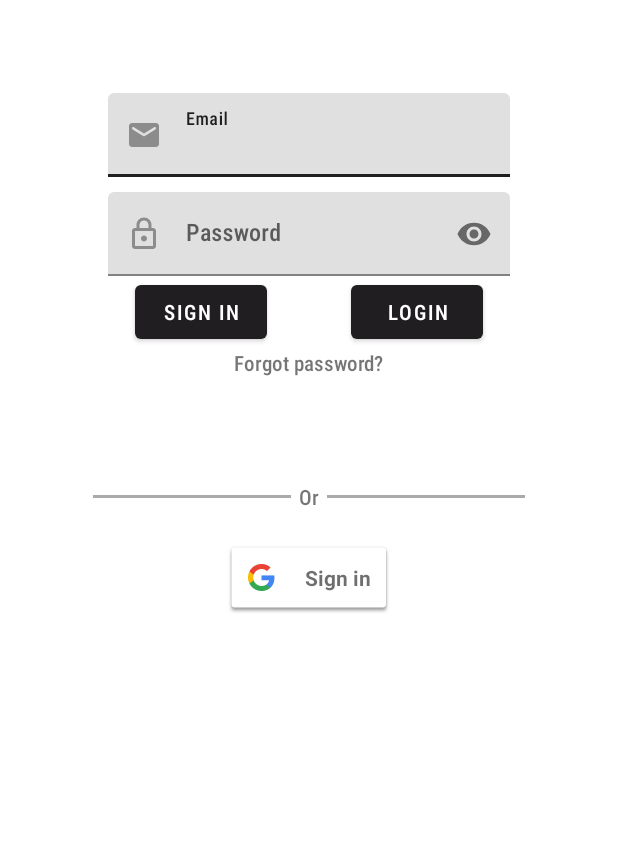
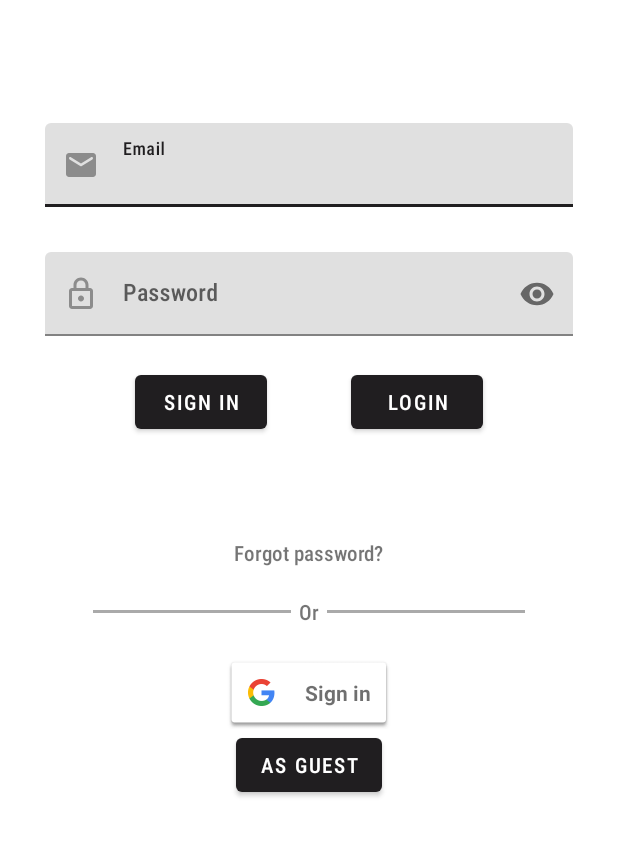
Before and after one commit to BotondProhaszka/VoteR, an Android app: the screen it shows after launch (LoginActivity), on a phone screen of 412 x 824 dp, the part 279-1136 px from its top. Run offline under Robolectric (Android 15) with nearby library versions, the phone set to English and light mode, and no system bars; our stand-ins replace Firebase (no records; nobody signed in at launch, a user with empty details on screens opened directly).

Commit message:
Login done

```diff
--- a/app/src/main/java/hu/bme/aut/voter/activities/LoginActivity.kt
+++ b/app/src/main/java/hu/bme/aut/voter/activities/LoginActivity.kt
@@ -19,6 +19,7 @@ import hu.bme.aut.voter.R
 import hu.bme.aut.voter.databinding.ActivityLoginBinding
 import hu.bme.aut.voter.dialog.LoginAsGuestDialog
 import hu.bme.aut.voter.model.EmailUser
+import hu.bme.aut.voter.model.GoogleUser
 
 
 class LoginActivity : AppCompatActivity() {
@@ -35,20 +36,8 @@ class LoginActivity : AppCompatActivity() {
         super.onCreate(savedInstanceState)
         binding = ActivityLoginBinding.inflate(layoutInflater)
         setContentView(binding.root)
-
-        auth = Firebase.auth
-        val gso = GoogleSignInOptions.Builder(GoogleSignInOptions.DEFAULT_SIGN_IN)
-            .requestEmail()
-            .build()
-
-        mGoogleSignInClient = GoogleSignIn.getClient(this, gso)
-
-        binding.btnGoogleLogin.setOnClickListener { googleSignIn() }
-        binding.btnLogInGuest.setOnClickListener { loginAsGuest() }
-        binding.btnRegister.setOnClickListener { registerEmail() }
-        binding.btnLogin.setOnClickListener { emailLogin() }
-        binding.tvForgotPassword.setOnClickListener { forgotPassword() }
-
+        initLoginServices()
+        initButtons()
     }
 
     override fun onStart() {
@@ -62,8 +51,6 @@ class LoginActivity : AppCompatActivity() {
         if (emailAccount != null) {
             emailLoginSuccess(emailAccount)
         }
-
-
     }
 
     override fun onActivityResult(requestCode: Int, resultCode: Int, data: Intent?) {
@@ -73,6 +60,28 @@ class LoginActivity : AppCompatActivity() {
             val task: Task<GoogleSignInAccount> = GoogleSignIn.getSignedInAccountFromIntent(data)
             googleHandleSignInResult(task)
         }
+    }
+
+    private fun initButtons() {
+        binding.btnGoogleLogin.setOnClickListener { googleSignIn() }
+        binding.btnLogInGuest.setOnClickListener { loginAsGuest() }
+        binding.btnRegister.setOnClickListener { registerEmail() }
+        binding.btnLogin.setOnClickListener { emailLogin() }
+        binding.tvForgotPassword.setOnClickListener { forgotPassword() }
+        binding.etEmail.setOnFocusChangeListener{ view, b ->
+            if(!b)
+                binding.etEmail.setText(
+                    binding.etEmail.text.toString().replace(" ", "")
+                )
+        }
+    }
+
+    private fun initLoginServices() {
+        auth = Firebase.auth
+        val gso = GoogleSignInOptions.Builder(GoogleSignInOptions.DEFAULT_SIGN_IN)
+            .requestEmail()
+            .build()
+        mGoogleSignInClient = GoogleSignIn.getClient(this, gso)
     }
 
     private fun googleHandleSignInResult(completedTask: Task<GoogleSignInAccount>) {
@@ -90,10 +99,14 @@ class LoginActivity : AppCompatActivity() {
             return
         Toast.makeText(this, "Logged in as ${currentUser.displayName}", Toast.LENGTH_SHORT).show()
         val intent = Intent(this, MainActivity::class.java)
-        intent.putExtra(MainActivity.TAG_IS_ANONYMOUS_USER, false)
-        intent.putExtra(MainActivity.TAG_DISPLAY_NAME, currentUser.displayName.toString())
-        intent.putExtra(MainActivity.TAG_EMAIL, currentUser.email.toString())
-        intent.putExtra(MainActivity.TAG_PROFILE_PIC_URL, currentUser.photoUrl.toString())
+        intent.putExtra(
+            MainActivity.TAG_USER,
+            GoogleUser(
+                currentUser.displayName.toString(),
+                currentUser.email.toString(),
+                currentUser.photoUrl.toString()
+            )
+        )
         intent.addFlags(Intent.FLAG_ACTIVITY_CLEAR_TASK or Intent.FLAG_ACTIVITY_NEW_TASK)
         startActivity(intent)
         this.finish()
@@ -103,11 +116,9 @@ class LoginActivity : AppCompatActivity() {
         if (currentUser == null)
             return
         val username = resources.getStringArray(R.array.usernames).random()
-        val user = EmailUser(username, currentUser.email.toString())
         Toast.makeText(this, "Logged in as $username", Toast.LENGTH_SHORT).show()
         val intent = Intent(this, MainActivity::class.java)
-        intent.putExtra("asd", user)
-        intent.putExtra(MainActivity.TAG_EMAIL, currentUser.email.toString())
+        intent.putExtra(MainActivity.TAG_USER, EmailUser(username, currentUser.email.toString()))
         intent.addFlags(Intent.FLAG_ACTIVITY_CLEAR_TASK or Intent.FLAG_ACTIVITY_NEW_TASK)
         startActivity(intent)
         this.finish()
@@ -118,7 +129,7 @@ class LoginActivity : AppCompatActivity() {
     }
 
     private fun registerEmail() {
-        if (checkFields())
+        if (checkEmailFields())
             onEmailUserCreated()
     }
 
@@ -150,7 +161,7 @@ class LoginActivity : AppCompatActivity() {
             }
     }
 
-    private fun checkFields(): Boolean {
+    private fun checkEmailFields(): Boolean {
         val result = binding.etEmail.text != null &&
                 binding.etPassword.text != null
         if (result)
--- a/app/src/main/java/hu/bme/aut/voter/dialog/LoginAsGuestDialog.kt
+++ b/app/src/main/java/hu/bme/aut/voter/dialog/LoginAsGuestDialog.kt
@@ -5,6 +5,7 @@ import androidx.appcompat.app.AppCompatActivity
 import android.os.Bundle
 import hu.bme.aut.voter.activities.MainActivity
 import hu.bme.aut.voter.databinding.ActivityLoginAsGuestBinding
+import hu.bme.aut.voter.model.GuestUser
 
 class LoginAsGuestDialog : AppCompatActivity() {
 
@@ -27,8 +28,7 @@ class LoginAsGuestDialog : AppCompatActivity() {
 
     private fun login(){
         val intent = Intent(this, MainActivity::class.java)
-        intent.putExtra(MainActivity.TAG_IS_ANONYMOUS_USER, true)
-        intent.putExtra(MainActivity.TAG_DISPLAY_NAME, binding.etUsername.text.toString())
+        intent.putExtra(MainActivity.TAG_USER, GuestUser(binding.etUsername.text.toString()))
         intent.addFlags(Intent.FLAG_ACTIVITY_CLEAR_TASK or Intent.FLAG_ACTIVITY_NEW_TASK)
         startActivity(intent)
         this.finish()
--- a/app/src/main/java/hu/bme/aut/voter/model/EmailUser.kt
+++ b/app/src/main/java/hu/bme/aut/voter/model/EmailUser.kt
@@ -2,6 +2,8 @@ package hu.bme.aut.voter.model
 
 import java.io.Serializable
 
-class EmailUser(displayName: String = "", val email: String = "") : User(displayName), Serializable {
+class EmailUser(displayName: String = "", private val email: String = "") : User(displayName), Serializable {
     override fun hasRightCreatePoll() = true
+    override fun getEmail(): String = email
+    override fun getPhotoUri(): String? = null
 }
--- a/app/src/main/java/hu/bme/aut/voter/model/GoogleUser.kt
+++ b/app/src/main/java/hu/bme/aut/voter/model/GoogleUser.kt
@@ -3,7 +3,9 @@ package hu.bme.aut.voter.model
 import android.net.Uri
 import java.io.Serializable
 
-class GoogleUser(displayName: String = "", val email: String = "", val picUri: String = "") : User(displayName), Serializable {
+class GoogleUser(displayName: String = "", private val email: String = "", private val picUri: String = "") : User(displayName), Serializable {
     override fun hasRightCreatePoll(): Boolean = true
+    override fun getEmail(): String = email
+    override fun getPhotoUri(): String? = picUri
 
 }
--- a/app/src/main/java/hu/bme/aut/voter/model/GuestUser.kt
+++ b/app/src/main/java/hu/bme/aut/voter/model/GuestUser.kt
@@ -2,4 +2,6 @@ package hu.bme.aut.voter.model
 
 class GuestUser(displayName: String) : User(displayName) {
     override fun hasRightCreatePoll(): Boolean = false
+    override fun getEmail(): String = ""
+    override fun getPhotoUri(): String? = null
 }
--- a/app/src/main/java/hu/bme/aut/voter/model/User.kt
+++ b/app/src/main/java/hu/bme/aut/voter/model/User.kt
@@ -1,7 +1,9 @@
 package hu.bme.aut.voter.model
 
+import hu.bme.aut.voter.interfaces.UserInterface
 import java.io.Serializable
 
-abstract class User (var displayName: String = "") : Serializable{
-    abstract fun hasRightCreatePoll(): Boolean
+abstract class User (private var displayName: String = "") : Serializable, UserInterface{
+    abstract override fun hasRightCreatePoll(): Boolean
+    override fun getDisplayName(): String = displayName
 }
--- a/app/src/main/res/layout/activity_login.xml
+++ b/app/src/main/res/layout/activity_login.xml
@@ -7,11 +7,11 @@
 
     <TextView
         android:id="@+id/tvVoter"
+        style="@style/TextAppearance.AppCompat.Title"
         android:layout_width="wrap_content"
         android:layout_height="wrap_content"
         android:layout_marginVertical="@dimen/large_vertical_margin"
         android:paddingVertical="@dimen/large_padding"
-        style="@style/TextAppearance.AppCompat.Title"
         android:text="@string/app_name"
         app:layout_constraintBottom_toTopOf="@+id/glh025"
         app:layout_constraintEnd_toStartOf="@+id/glV85"
@@ -22,12 +22,12 @@
         android:id="@+id/emailField"
         android:layout_width="0dp"
         android:layout_height="wrap_content"
-        android:layout_marginStart="10dp"
-        android:layout_marginEnd="10dp"
+        android:layout_marginHorizontal="@dimen/large_vertical_margin"
+        android:layout_marginVertical="@dimen/default_vertical_margin"
         android:hint="@string/email"
         app:endIconMode="clear_text"
-        app:layout_constraintEnd_toStartOf="@+id/glV85"
-        app:layout_constraintStart_toStartOf="@+id/glV15"
+        app:layout_constraintEnd_toEndOf="parent"
+        app:layout_constraintStart_toStartOf="parent"
         app:layout_constraintTop_toTopOf="@+id/glh025"
         app:startIconDrawable="@drawable/ic_email_24">
 
@@ -40,16 +40,17 @@
     </com.google.android.material.textfield.TextInputLayout>
 
     <com.google.android.material.textfield.TextInputLayout
-        android:layout_margin="10dp"
         android:id="@+id/passwordField"
         android:layout_width="0dp"
         android:layout_height="wrap_content"
+        android:layout_marginHorizontal="@dimen/large_horizontal_margin"
+        android:layout_marginVertical="@dimen/large_vertical_margin"
         android:hint="@string/password"
-        app:startIconDrawable="@drawable/ic_lock_24"
         app:endIconMode="password_toggle"
-        app:layout_constraintEnd_toStartOf="@+id/glV85"
-        app:layout_constraintStart_toStartOf="@+id/glV15"
-        app:layout_constraintTop_toBottomOf="@+id/emailField">
+        app:layout_constraintEnd_toEndOf="parent"
+        app:layout_constraintStart_toStartOf="parent"
+        app:layout_constraintTop_toBottomOf="@+id/emailField"
+        app:startIconDrawable="@drawable/ic_lock_24">
 
         <com.google.android.material.textfield.TextInputEditText
             android:id="@+id/etPassword"
@@ -73,9 +74,8 @@
         android:layout_width="wrap_content"
         android:layout_height="wrap_content"
         android:text="@string/as_guest"
-        app:layout_constraintBottom_toTopOf="@+id/glH6"
-        app:layout_constraintEnd_toEndOf="parent"
-        app:layout_constraintStart_toStartOf="parent"
+        app:layout_constraintEnd_toStartOf="@+id/glV85"
+        app:layout_constraintStart_toStartOf="@+id/glV15"
         app:layout_constraintTop_toBottomOf="@+id/btnGoogleLogin" />
 
 
@@ -84,10 +84,10 @@
         android:layout_height="2dp"
         android:layout_marginEnd="5dp"
         android:background="@android:color/darker_gray"
-        app:layout_constraintBottom_toTopOf="@+id/glH6"
+        app:layout_constraintBottom_toTopOf="@+id/glH7"
         app:layout_constraintEnd_toStartOf="@+id/tvOr"
         app:layout_constraintStart_toStartOf="@+id/glV15"
-        app:layout_constraintTop_toTopOf="@+id/glH6" />
+        app:layout_constraintTop_toTopOf="@+id/glH7" />
 
 
     <TextView
@@ -97,10 +97,10 @@
         android:layout_margin="20dp"
         android:paddingVertical="@dimen/large_padding"
         android:text="@string/or"
-        app:layout_constraintBottom_toBottomOf="@id/glH6"
+        app:layout_constraintBottom_toBottomOf="@id/glH7"
         app:layout_constraintEnd_toEndOf="@id/glV5"
         app:layout_constraintStart_toEndOf="@id/glV5"
-        app:layout_constraintTop_toTopOf="@id/glH6" />
+        app:layout_constraintTop_toTopOf="@id/glH7" />
 
     <View
         android:id="@+id/view"
@@ -108,10 +108,10 @@
         android:layout_height="2dp"
         android:layout_marginStart="5dp"
         android:background="@android:color/darker_gray"
-        app:layout_constraintBottom_toTopOf="@+id/glH6"
+        app:layout_constraintBottom_toTopOf="@+id/glH7"
         app:layout_constraintEnd_toStartOf="@+id/glV85"
         app:layout_constraintStart_toEndOf="@+id/tvOr"
-        app:layout_constraintTop_toTopOf="@+id/glH6" />
+        app:layout_constraintTop_toTopOf="@+id/glH7" />
 
 
     <androidx.constraintlayout.widget.Guideline
@@ -129,11 +129,11 @@
         app:layout_constraintGuide_percent="0.85" />
 
     <androidx.constraintlayout.widget.Guideline
-        android:id="@+id/glH6"
+        android:id="@+id/glH7"
         android:layout_width="wrap_content"
         android:layout_height="wrap_content"
         android:orientation="horizontal"
-        app:layout_constraintGuide_percent="0.6" />
+        app:layout_constraintGuide_percent="0.7" />
 
     <androidx.constraintlayout.widget.Guideline
         android:id="@+id/glV5"
@@ -153,6 +153,8 @@
         android:id="@+id/btnLogin"
         android:layout_width="wrap_content"
         android:layout_height="wrap_content"
+        android:layout_marginHorizontal="@dimen/large_vertical_margin"
+        android:layout_marginVertical="@dimen/default_vertical_margin"
         android:text="@string/login"
         app:layout_constraintEnd_toStartOf="@+id/glV85"
         app:layout_constraintStart_toStartOf="@+id/glV5"
@@ -163,14 +165,16 @@
         android:layout_width="wrap_content"
         android:layout_height="wrap_content"
         android:text="@string/forgot_password"
+        app:layout_constraintBottom_toTopOf="@+id/tvOr"
         app:layout_constraintEnd_toStartOf="@+id/glV5"
-        app:layout_constraintStart_toStartOf="@+id/glV5"
-        app:layout_constraintTop_toBottomOf="@+id/btnLogin" />
+        app:layout_constraintStart_toStartOf="@+id/glV5" />
 
     <Button
         android:id="@+id/btnRegister"
         android:layout_width="wrap_content"
         android:layout_height="wrap_content"
+        android:layout_marginHorizontal="@dimen/large_vertical_margin"
+        android:layout_marginVertical="@dimen/default_vertical_margin"
         android:text="@string/sign_in"
         app:layout_constraintEnd_toStartOf="@+id/glV5"
         app:layout_constraintStart_toStartOf="@+id/glV15"
--- a/app/src/main/res/layout/voter_widget.xml
+++ b/app/src/main/res/layout/voter_widget.xml
@@ -17,5 +17,6 @@
         android:contentDescription="@string/appwidget_text"
         android:text="@string/appwidget_text"
         android:textSize="24sp"
+        android:background="@color/secondaryColor"
         android:textStyle="bold|italic" />
 </RelativeLayout>
```
Also changed, not shown: app/src/main/java/hu/bme/aut/voter/activities/MainActivity.kt (+29 -47 lines), app/src/main/java/hu/bme/aut/voter/interfaces/UserInterface.kt (added, +8 -0 lines).
